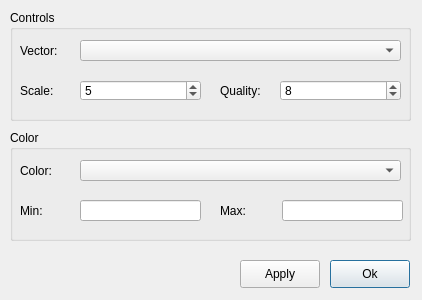
Before: the Qt Designer form ElmerGUI/vtkpost/vector.ui in tehnick/elmerfem, drawn with Qt 5.
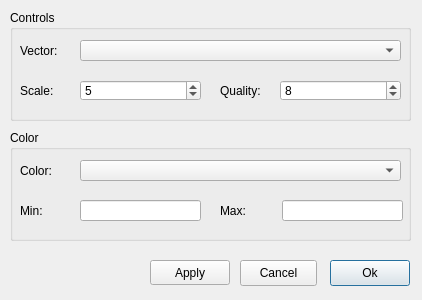
After: the same form once the commit is applied. Icons and pictures are not drawn.

```diff
--- a/ElmerGUI/vtkpost/vector.ui
+++ b/ElmerGUI/vtkpost/vector.ui
@@ -21,7 +21,7 @@
      <x>330</x>
      <y>260</y>
      <width>80</width>
-     <height>28</height>
+     <height>26</height>
     </rect>
    </property>
    <property name="text" >
@@ -34,10 +34,10 @@
   <widget class="QPushButton" name="applyButton" >
    <property name="geometry" >
     <rect>
-     <x>240</x>
+     <x>150</x>
      <y>260</y>
      <width>80</width>
-     <height>28</height>
+     <height>25</height>
     </rect>
    </property>
    <property name="text" >
@@ -223,6 +223,22 @@
     </property>
    </widget>
   </widget>
+  <widget class="QPushButton" name="cancelButton" >
+   <property name="geometry" >
+    <rect>
+     <x>240</x>
+     <y>260</y>
+     <width>77</width>
+     <height>26</height>
+    </rect>
+   </property>
+   <property name="text" >
+    <string>Cancel</string>
+   </property>
+   <property name="icon" >
+    <iconset resource="../ElmerGUI.qrc" >:/icons/dialog-close.png</iconset>
+   </property>
+  </widget>
  </widget>
  <resources>
   <include location="../ElmerGUI.qrc" />
```
